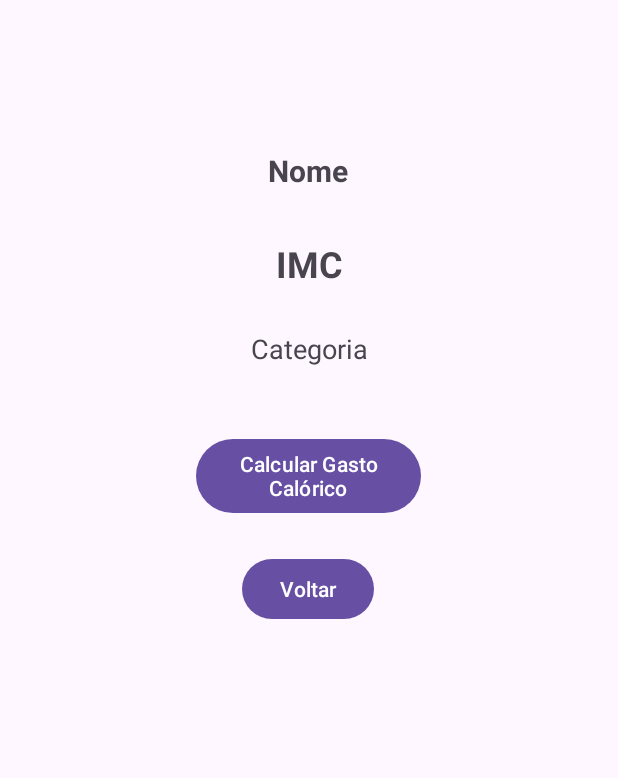
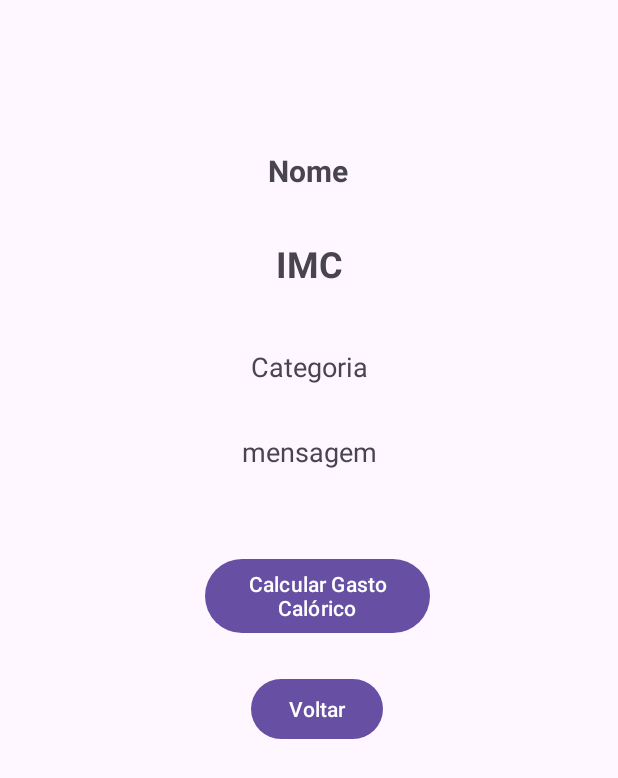
Before and after one commit to FranciscoGMaldonado/ImFitPlus, an Android app: the layout calculo_tela.xml on its own in the app's theme, with its tools: preview values and no code run, on a phone screen of 412 x 824 dp. Shown: the top 778 px of the screen. Run offline under Robolectric (Android 15) with nearby library versions, the phone set to English and light mode, and no system bars.

Commit message:
feat: mensagem dinâmica quanto ao imc

```diff
--- a/app/src/main/res/layout/calculo_tela.xml
+++ b/app/src/main/res/layout/calculo_tela.xml
@@ -8,24 +8,24 @@
     tools:context=".CalculoImcActivity">
 
     <Button
-        android:id="@+id/btnCalcularGasto"
-        android:layout_width="150dp"
-        android:layout_height="57dp"
-        android:layout_marginTop="44dp"
-        android:text="Calcular Gasto Calórico"
+        android:id="@+id/btnVoltar"
+        android:layout_width="wrap_content"
+        android:layout_height="wrap_content"
+        android:layout_marginTop="192dp"
+        android:text="Voltar"
         app:layout_constraintEnd_toEndOf="parent"
-        app:layout_constraintHorizontal_bias="0.498"
+        app:layout_constraintHorizontal_bias="0.517"
         app:layout_constraintStart_toStartOf="parent"
         app:layout_constraintTop_toBottomOf="@id/viewCategoria" />
 
     <Button
-        android:id="@+id/btnVoltar"
-        android:layout_width="wrap_content"
-        android:layout_height="wrap_content"
-        android:layout_marginTop="124dp"
-        android:text="Voltar"
+        android:id="@+id/btnCalcularGasto"
+        android:layout_width="150dp"
+        android:layout_height="57dp"
+        android:layout_marginTop="112dp"
+        android:text="Calcular Gasto Calórico"
         app:layout_constraintEnd_toEndOf="parent"
-        app:layout_constraintHorizontal_bias="0.498"
+        app:layout_constraintHorizontal_bias="0.521"
         app:layout_constraintStart_toStartOf="parent"
         app:layout_constraintTop_toBottomOf="@id/viewCategoria" />
 
@@ -43,10 +43,22 @@
         app:layout_constraintTop_toBottomOf="@id/viewNome" />
 
     <TextView
+        android:id="@+id/viewMensagem"
+        android:layout_width="wrap_content"
+        android:layout_height="wrap_content"
+        android:layout_marginTop="32dp"
+        android:gravity="center"
+        android:text="mensagem"
+        android:textSize="18sp"
+        app:layout_constraintEnd_toEndOf="parent"
+        app:layout_constraintStart_toStartOf="parent"
+        app:layout_constraintTop_toBottomOf="@+id/viewCategoria" />
+
+    <TextView
         android:id="@+id/viewCategoria"
         android:layout_width="wrap_content"
         android:layout_height="wrap_content"
-        android:layout_marginTop="28dp"
+        android:layout_marginTop="40dp"
         android:gravity="center"
         android:text="Categoria"
         android:textSize="18sp"
```
Also changed, not shown: app/src/main/java/br/edu/ifsp/scl/ads/prdm/sc3039111/ImFitPlus/CalculoImcActivity.kt (+8 -0 lines), app/src/main/res/layout/tmb_tela.xml (+13 -14 lines).
